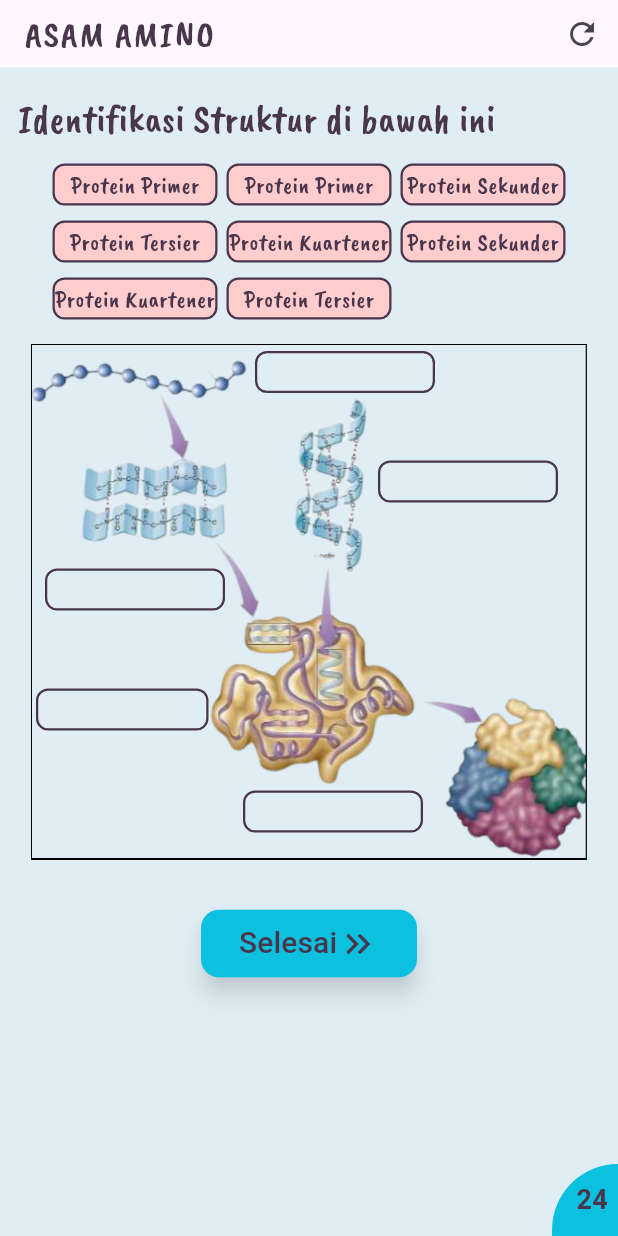
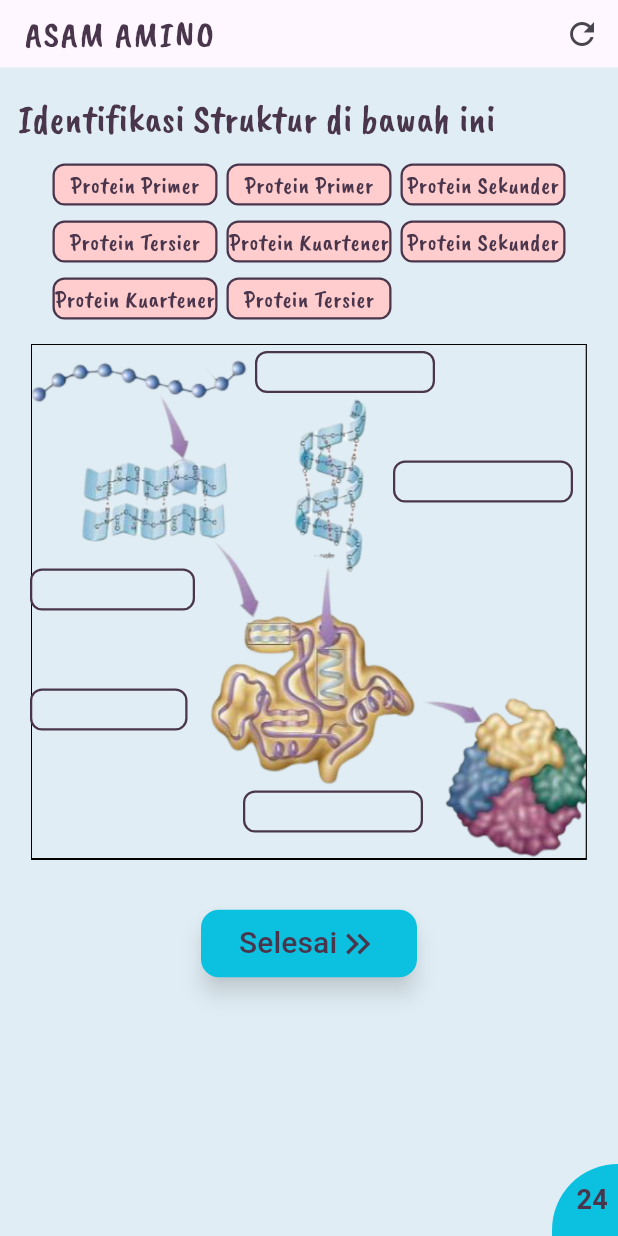
Before and after one commit to ariefendi992/BioMol, a Flutter app: the GamesAsamAmino2 screen opened by its route, on a phone screen of 412 x 824 dp. Run offline on Flutter 3.47's test engine with Material 3 defaults, Android fonts, the phone set to English and light mode, and no system bars; our stand-ins replace bloc, flutter_bloc.

Commit message:
ubah posisi target teks

```diff
--- a/lib/ui/pages/mobile/materi/02_asam_amino/games_asam_02.dart
+++ b/lib/ui/pages/mobile/materi/02_asam_amino/games_asam_02.dart
@@ -223,7 +223,7 @@ class _GamesAsamAmino2State extends State<GamesAsamAmino2> {
                                         ),
                                         Positioned(
                                           // left: 150,
-                                          right: 20,
+                                          right: 10,
                                           top: 78,
                                           child: DragTarget<ItemModel>(
                                             builder: (context, acceptedItem,
@@ -277,7 +277,7 @@ class _GamesAsamAmino2State extends State<GamesAsamAmino2> {
                                           ),
                                         ),
                                         Positioned(
-                                          left: 10,
+                                          left: 0,
                                           // right: 28,
                                           top: 150,
                                           child: DragTarget<ItemModel>(
@@ -285,7 +285,7 @@ class _GamesAsamAmino2State extends State<GamesAsamAmino2> {
                                                 rejectedItem) {
                                               return Container(
                                                 height: 28,
-                                                width: 120,
+                                                width: 110,
                                                 alignment: Alignment.center,
                                                 decoration: BoxDecoration(
                                                   // color: kWhiteColor,
@@ -332,7 +332,7 @@ class _GamesAsamAmino2State extends State<GamesAsamAmino2> {
                                           ),
                                         ),
                                         Positioned(
-                                          left: 4,
+                                          left: 0,
                                           // right: 28,
                                           top: 230,
                                           child: DragTarget<ItemModel>(
@@ -340,7 +340,7 @@ class _GamesAsamAmino2State extends State<GamesAsamAmino2> {
                                                 rejectedItem) {
                                               return Container(
                                                 height: 28,
-                                                width: 115,
+                                                width: 105,
                                                 alignment: Alignment.center,
                                                 decoration: BoxDecoration(
                                                   // color: kWhiteColor,
```
